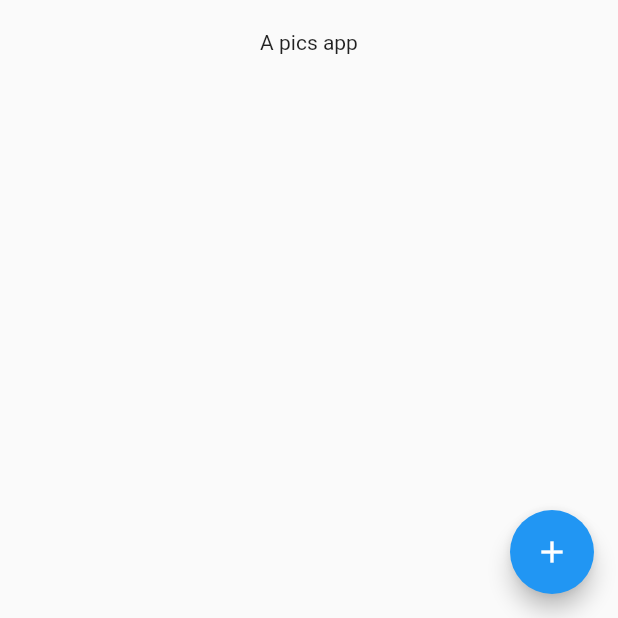
After one commit to andreifecioru/udemy, a Flutter app: the screen it shows after launch, on a phone screen of 412 x 824 dp, the part 618-1236 px from its top. The commit adds this screen. Run offline on Flutter 3.47's test engine with Material 2 defaults, Android fonts, the light colour scheme and no system bars.

Commit message:
[FLUTTER.DART] - Lesson 09: Working with custom (stateless) widgets

```diff
--- /dev/null
+++ b/flutter.and.dart/pics/lib/src/app.dart
@@ -0,0 +1,24 @@
+import 'package:flutter/material.dart';
+
+class App extends StatelessWidget {
+  @override
+  Widget build(BuildContext context) {
+    return MaterialApp(
+      home: Scaffold(
+        appBar: AppBar(
+          title: Text("Let's See Images!"),
+        ),
+        body: Center(
+          child: Text('A pics app'),
+        ),
+        floatingActionButton: FloatingActionButton(
+          onPressed: () {
+            print('Hello!');
+          },
+          tooltip: 'A button',
+          child: Icon(Icons.add),
+        ),
+      )
+    );
+  }
+}
```
Also changed, not shown: flutter.and.dart/pics/lib/main.dart (+2 -25 lines).
